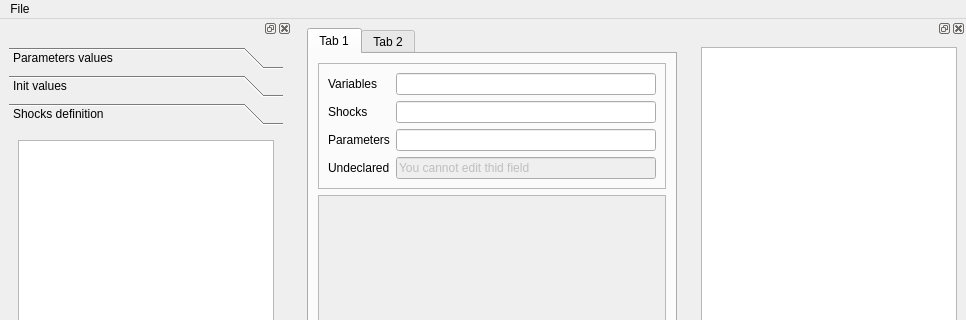
The window that dolo/src/bin/modfile_editor.ui (BasileGrassi/dynare-python) describes before a commit, drawn with Qt 5; both pictures show x 0 to 966 and y 0 to 320 of the 966 by 834 pixel window.
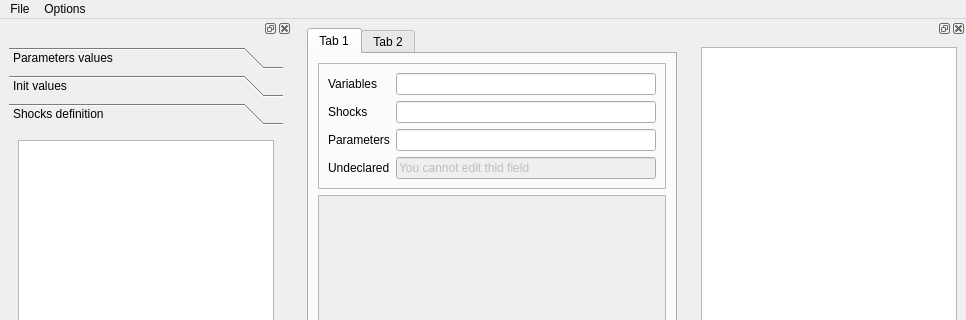
The same window after the commit.

The edit to the form file:
```diff
--- a/dolo/src/bin/modfile_editor.ui
+++ b/dolo/src/bin/modfile_editor.ui
@@ -158,7 +158,7 @@
      <x>0</x>
      <y>0</y>
      <width>966</width>
-     <height>21</height>
+     <height>22</height>
     </rect>
    </property>
    <widget class="QMenu" name="menuFil">
@@ -170,7 +170,14 @@
     <addaction name="separator"/>
     <addaction name="actionExit"/>
    </widget>
+   <widget class="QMenu" name="menuOptions">
+    <property name="title">
+     <string>Options</string>
+    </property>
+    <addaction name="actionGeneral_options"/>
+   </widget>
    <addaction name="menuFil"/>
+   <addaction name="menuOptions"/>
   </widget>
   <widget class="QStatusBar" name="statusbar"/>
   <widget class="QDockWidget" name="dockWidget">
```
Left out of the diff: 21 changed lines with no effect on the pictures.
